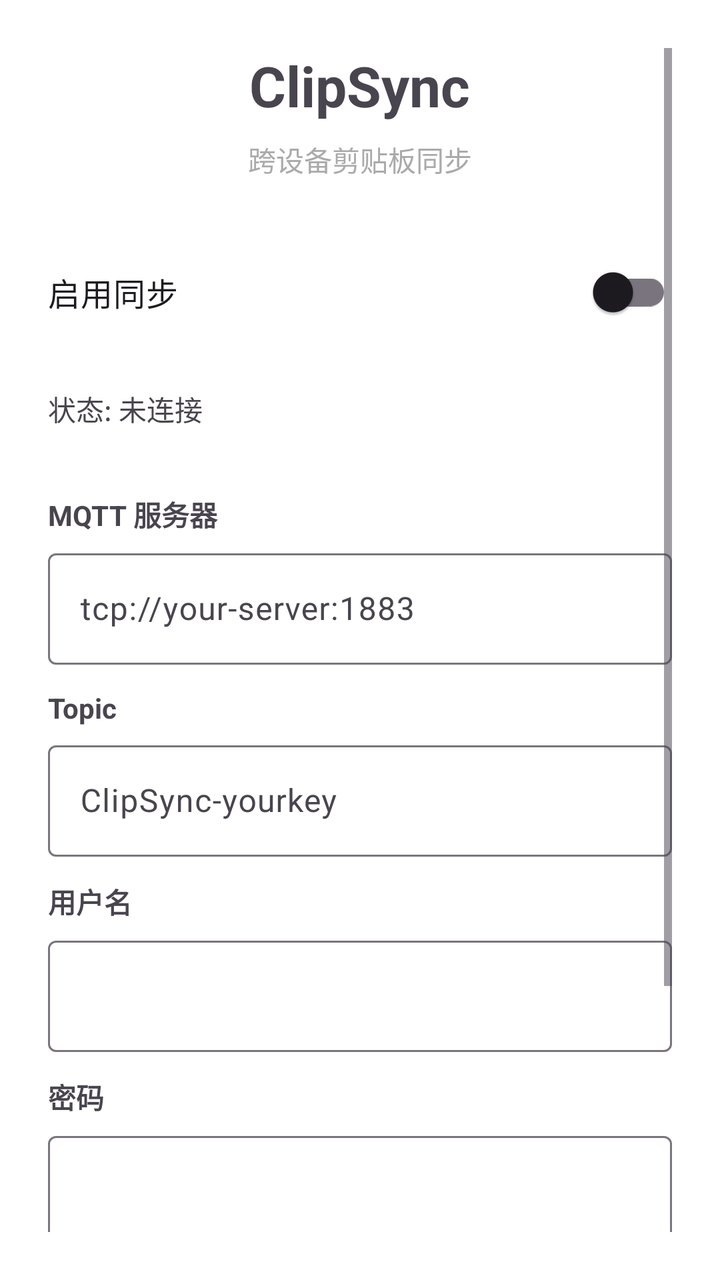
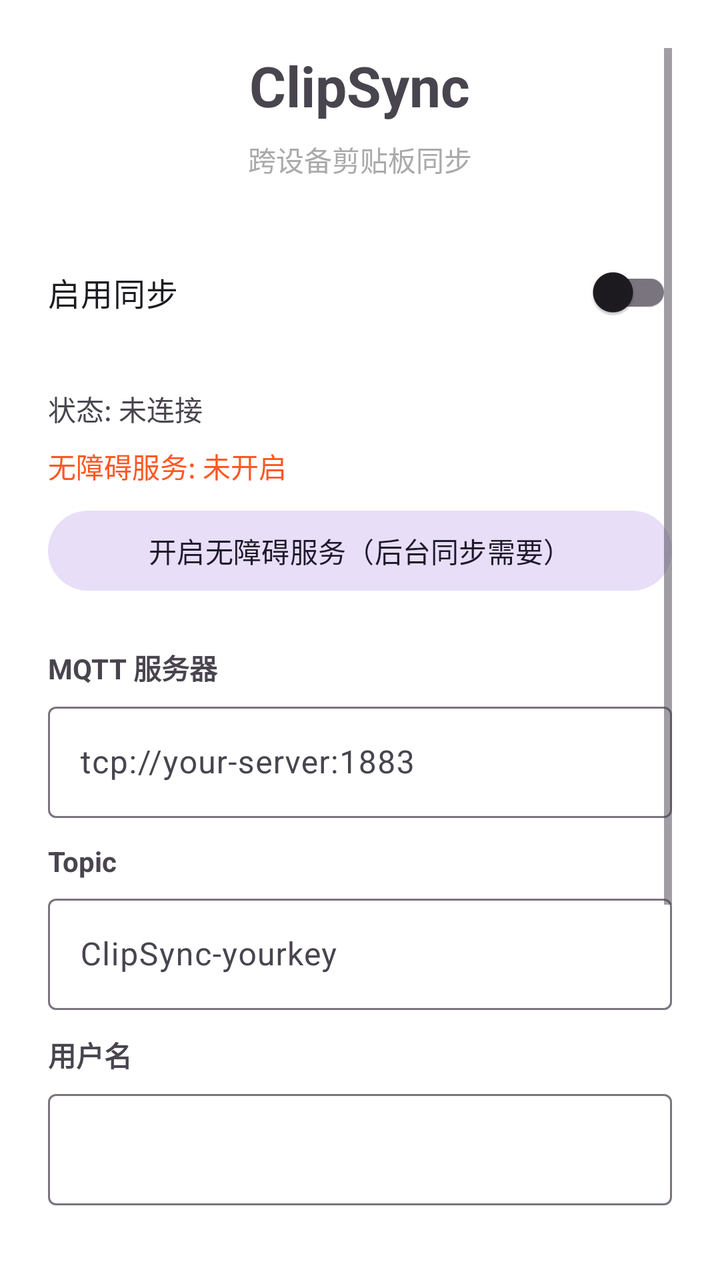

The first picture is an Android layout as it rendered before a commit; the second is the same layout after the commit. The layout source and the unified diff follow.
<!-- AndroidManifest.xml: application theme Theme.ClipSync -->
<!-- res/layout/activity_main.xml -->
<?xml version="1.0" encoding="utf-8"?>
<ScrollView xmlns:android="http://schemas.android.com/apk/res/android"
    android:layout_width="match_parent"
    android:layout_height="match_parent"
    android:padding="24dp"
    android:background="@android:color/white">

    <LinearLayout
        android:layout_width="match_parent"
        android:layout_height="wrap_content"
        android:orientation="vertical"
        android:gravity="center_horizontal">

        <TextView
            android:layout_width="wrap_content"
            android:layout_height="wrap_content"
            android:text="ClipSync"
            android:textSize="28sp"
            android:textStyle="bold"
            android:layout_marginBottom="8dp" />

        <TextView
            android:layout_width="wrap_content"
            android:layout_height="wrap_content"
            android:text="跨设备剪贴板同步"
            android:textColor="@android:color/darker_gray"
            android:layout_marginBottom="32dp" />

        
        <com.google.android.material.switchmaterial.SwitchMaterial
            android:id="@+id/switchSync"
            android:layout_width="match_parent"
            android:layout_height="wrap_content"
            android:text="启用同步"
            android:textSize="16sp"
            android:layout_marginBottom="24dp" />

        
        <TextView
            android:id="@+id/tvStatus"
            android:layout_width="match_parent"
            android:layout_height="wrap_content"
            android:text="状态: 未连接"
            android:textSize="14sp"
            android:layout_marginBottom="32dp" />

        
        <TextView
            android:layout_width="match_parent"
            android:layout_height="wrap_content"
            android:text="MQTT 服务器"
            android:textSize="14sp"
            android:textStyle="bold"
            android:layout_marginBottom="4dp" />

        <com.google.android.material.textfield.TextInputLayout
            android:layout_width="match_parent"
            android:layout_height="wrap_content"
            android:layout_marginBottom="12dp">

            <com.google.android.material.textfield.TextInputEditText
                android:id="@+id/etServer"
                android:layout_width="match_parent"
                android:layout_height="wrap_content"
                android:hint="tcp://your-server:1883"
                android:inputType="textUri" />
        </com.google.android.material.textfield.TextInputLayout>

        <TextView
            android:layout_width="match_parent"
            android:layout_height="wrap_content"
            android:text="Topic"
            android:textSize="14sp"
            android:textStyle="bold"
            android:layout_marginBottom="4dp" />

        <com.google.android.material.textfield.TextInputLayout
            android:layout_width="match_parent"
            android:layout_height="wrap_content"
            android:layout_marginBottom="12dp">

            <com.google.android.material.textfield.TextInputEditText
                android:id="@+id/etTopic"
                android:layout_width="match_parent"
                android:layout_height="wrap_content"
                android:hint="ClipSync-yourkey"
                android:inputType="text" />
        </com.google.android.material.textfield.TextInputLayout>

        <TextView
            android:layout_width="match_parent"
            android:layout_height="wrap_content"
            android:text="用户名"
            android:textSize="14sp"
            android:textStyle="bold"
            android:layout_marginBottom="4dp" />

        <com.google.android.material.textfield.TextInputLayout
            android:layout_width="match_parent"
            android:layout_height="wrap_content"
            android:layout_marginBottom="12dp">

            <com.google.android.material.textfield.TextInputEditText
                android:id="@+id/etUsername"
                android:layout_width="match_parent"
                android:layout_height="wrap_content"
                android:inputType="text" />
        </com.google.android.material.textfield.TextInputLayout>

        <TextView
            android:layout_width="match_parent"
            android:layout_height="wrap_content"
            android:text="密码"
            android:textSize="14sp"
            android:textStyle="bold"
            android:layout_marginBottom="4dp" />

        <com.google.android.material.textfield.TextInputLayout
            android:layout_width="match_parent"
            android:layout_height="wrap_content"
            android:layout_marginBottom="16dp">

            <com.google.android.material.textfield.TextInputEditText
                android:id="@+id/etPassword"
                android:layout_width="match_parent"
                android:layout_height="wrap_content"
                android:inputType="textPassword" />
        </com.google.android.material.textfield.TextInputLayout>

        <com.google.android.material.button.MaterialButton
            android:id="@+id/btnSave"
            android:layout_width="match_parent"
            android:layout_height="wrap_content"
            android:text="保存配置"
            android:layout_marginBottom="16dp" />

        
        <com.google.android.material.button.MaterialButton
            android:id="@+id/btnMiuiGuide"
            style="@style/Widget.Material3.Button.TextButton"
            android:layout_width="match_parent"
            android:layout_height="wrap_content"
            android:text="小米/MIUI 电池优化设置"
            android:layout_marginBottom="8dp" />

        <com.google.android.material.button.MaterialButton
            android:id="@+id/btnLogs"
            style="@style/Widget.Material3.Button.OutlinedButton"
            android:layout_width="match_parent"
            android:layout_height="wrap_content"
            android:text="查看运行日志" />

    </LinearLayout>
</ScrollView>
<!-- resources referenced by this layout -->
<resources>
  <style name="Theme.ClipSync" parent="Theme.Material3.Light.NoActionBar">
          <item name="colorPrimary">@android:color/holo_green_dark</item>
          <item name="colorOnPrimary">@android:color/white</item>
      </style>
</resources>

<!-- the commit's change to res/layout/activity_main.xml (unified diff, before → after) -->
@@ -42,7 +42,25 @@
             android:layout_height="wrap_content"
             android:text="状态: 未连接"
             android:textSize="14sp"
-            android:layout_marginBottom="32dp" />
+            android:layout_marginBottom="8dp" />
+
+        
+        <TextView
+            android:id="@+id/tvAccessibility"
+            android:layout_width="match_parent"
+            android:layout_height="wrap_content"
+            android:text="无障碍服务: 未开启"
+            android:textSize="14sp"
+            android:textColor="#FF5722"
+            android:layout_marginBottom="8dp" />
+
+        <com.google.android.material.button.MaterialButton
+            android:id="@+id/btnAccessibility"
+            style="@style/Widget.Material3.Button.TonalButton"
+            android:layout_width="match_parent"
+            android:layout_height="wrap_content"
+            android:text="开启无障碍服务（后台同步需要）"
+            android:layout_marginBottom="24dp" />
 
         
         <TextView
